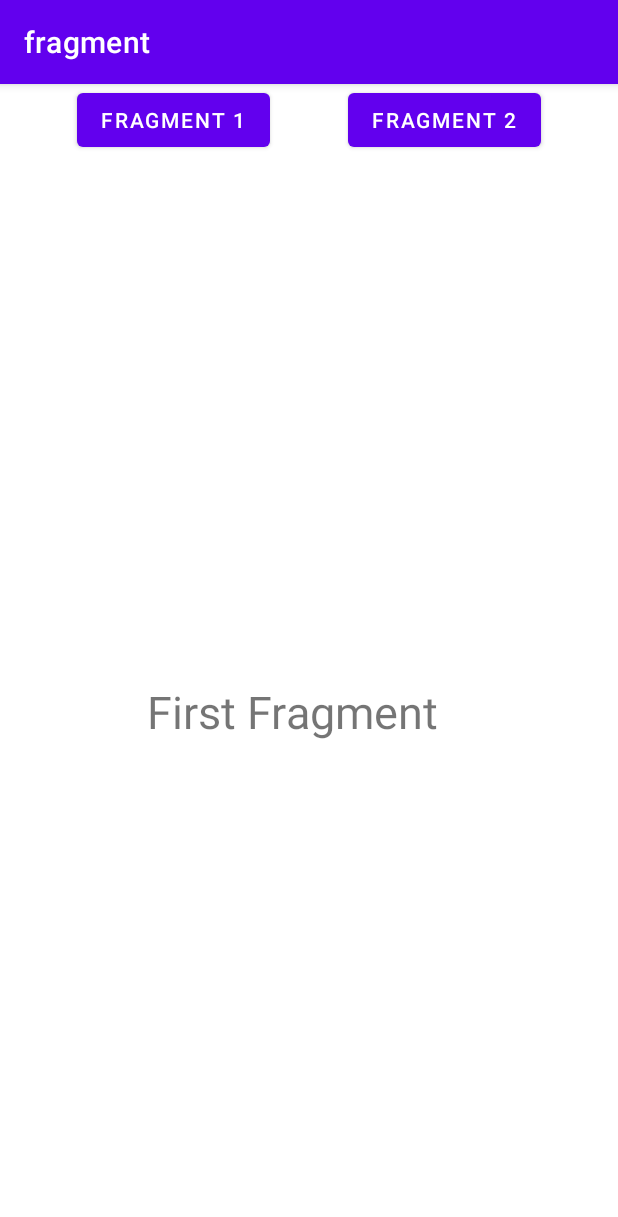
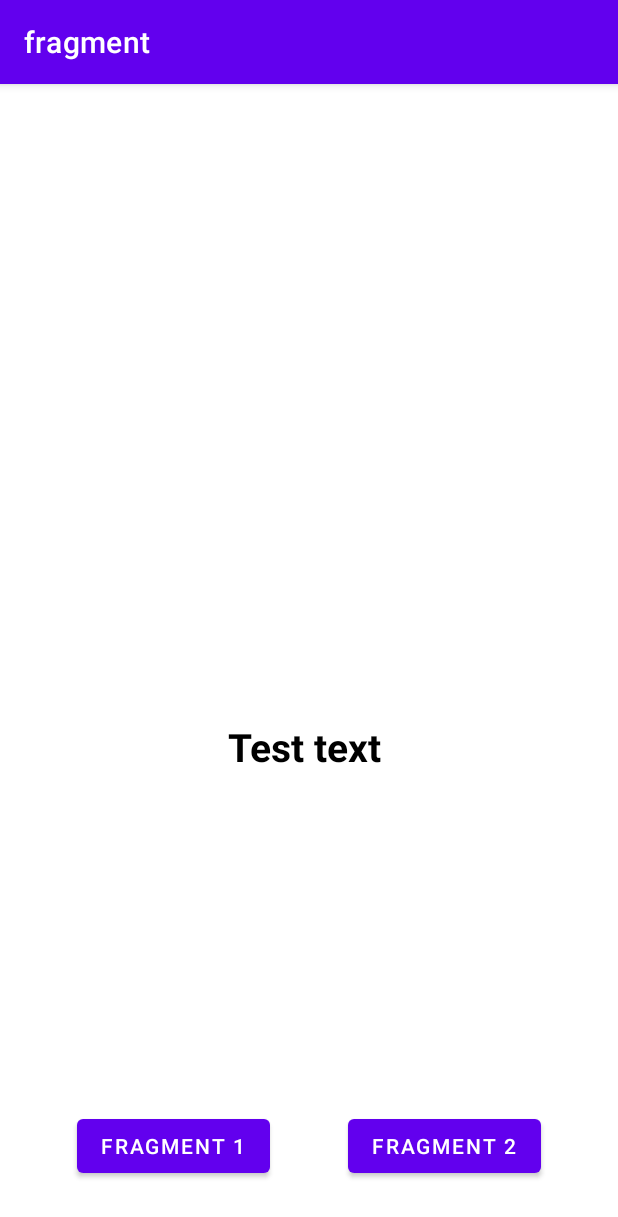
Before and after one commit to lxbach1608/Fragment, an Android app: the screen it shows after launch (MainActivity), on a phone screen of 412 x 824 dp. Shown: the top 1217 px of the screen. Run offline under Robolectric (Android 15) with nearby library versions, the phone set to English and light mode, and no system bars; 4 statements that could not run were skipped.

Commit message:
Fragment Communicate commit

```diff
--- a/app/src/main/java/com/example/fragment/FirstFragment.java
+++ /dev/null
@@ -1,21 +0,0 @@
-package com.example.fragment;
-
-import android.os.Bundle;
-
-import androidx.fragment.app.Fragment;
-
-import android.view.LayoutInflater;
-import android.view.View;
-import android.view.ViewGroup;
-import android.widget.TextView;
-
-public class FirstFragment extends Fragment {
-    TextView name;
-
-    @Override
-    public View onCreateView(LayoutInflater inflater, ViewGroup container, Bundle savedInstanceState) {
-        View view = inflater.inflate(R.layout.fragment_first, container, false);
-        name = (TextView)view.findViewById(R.id.tvFirstFragment);
-        return view;
-    }
-}
--- /dev/null
+++ b/app/src/main/java/com/example/fragment/ItemViewModel.java
@@ -0,0 +1,20 @@
+package com.example.fragment;
+
+import androidx.lifecycle.LiveData;
+import androidx.lifecycle.MutableLiveData;
+import androidx.lifecycle.ViewModel;
+
+public class ItemViewModel extends ViewModel {
+
+    private final MutableLiveData<String> selectedItem = new MutableLiveData<String>();
+
+    public  void setData(String item){
+
+        selectedItem.setValue(item);
+
+    }
+
+    public LiveData<String> getSelectedItem(){
+        return  selectedItem;
+    }
+}
--- a/app/src/main/java/com/example/fragment/MainActivity.java
+++ b/app/src/main/java/com/example/fragment/MainActivity.java
@@ -1,46 +1,44 @@
 package com.example.fragment;
 
 import androidx.appcompat.app.AppCompatActivity;
+import androidx.fragment.app.Fragment;
+import androidx.lifecycle.ViewModelProvider;
 
 import android.os.Bundle;
 import android.view.View;
 import android.widget.Button;
+import android.widget.TextView;
+
+import org.w3c.dom.Text;
 
 public class MainActivity extends AppCompatActivity {
+
+    Button firstFragmentBtn = findViewById(R.id.fragment1btn);
+    Button secondFragmentBtn = findViewById(R.id.fragment2btn);
+
+    TextView fragmentText = (TextView) findViewById(R.id.fragmentText);
+
+    private ItemViewModel viewModel;
 
     @Override
     protected void onCreate(Bundle savedInstanceState) {
         super.onCreate(savedInstanceState);
         setContentView(R.layout.activity_main);
 
-        getSupportFragmentManager()
-                .beginTransaction()
-                .replace(R.id.frlFragment, FirstFragment.class, null)
-                .commit();
+        viewModel = new ViewModelProvider(this).get(ItemViewModel.class);
 
-        Button btnFragment1 = (Button) findViewById(R.id.btnFragment1);
-        Button btnFragment2 = (Button) findViewById(R.id.btnFragment2);
+        viewModel.getSelectedItem().observe(this, item -> {
 
-        btnFragment1.setOnClickListener(new View.OnClickListener() {
-            public void onClick(View v) {
-                getSupportFragmentManager()
-                        .beginTransaction()
-                        .replace(R.id.frlFragment, FirstFragment.class, null)
-                        .commit();
-            }
-        });
-
-        btnFragment2.setOnClickListener(new View.OnClickListener() {
-            public void onClick(View v) {
-                getSupportFragmentManager()
-                        .beginTransaction()
-                        .replace(R.id.frlFragment, SecondFragment.class, null)
-                        .commit();
-            }
+            fragmentText.setText((item));
         });
 
 
+        firstFragmentBtn.setOnClickListener(new View.OnClickListener() {
+            @Override
+            public void onClick(View v) {
 
+            }
+        });
+    }
 
-    }
 }
--- a/app/src/main/res/layout/activity_main.xml
+++ b/app/src/main/res/layout/activity_main.xml
@@ -6,35 +6,47 @@
     android:layout_height="match_parent"
     tools:context="com.example.fragment.MainActivity">
 
-    <Button
-        android:id="@+id/btnFragment1"
-        android:layout_width="wrap_content"
-        android:layout_height="wrap_content"
-        android:text="Fragment 1"
-        app:layout_constraintEnd_toStartOf="@+id/btnFragment2"
-        app:layout_constraintHorizontal_bias="0.5"
+    <FrameLayout
+        android:id="@+id/frameLayout"
+        android:layout_width="match_parent"
+        android:layout_height="400dp"
         app:layout_constraintStart_toStartOf="parent"
         app:layout_constraintTop_toTopOf="parent" />
 
-    <Button
-        android:id="@+id/btnFragment2"
+    <TextView
+        android:id="@+id/fragmentText"
         android:layout_width="wrap_content"
         android:layout_height="wrap_content"
+        android:layout_marginStart="152dp"
+        android:layout_marginTop="24dp"
+        android:text="Test text"
+        android:textColor="@color/black"
+        android:textSize="26sp"
+        android:textStyle="bold"
+        app:layout_constraintStart_toStartOf="parent"
+        app:layout_constraintTop_toBottomOf="@+id/frameLayout" />
+
+    <Button
+        android:id="@+id/fragment1btn"
+        android:layout_width="wrap_content"
+        android:layout_height="wrap_content"
+        android:layout_marginBottom="36dp"
+        android:text="Fragment 1"
+        app:layout_constraintBottom_toBottomOf="parent"
+        app:layout_constraintEnd_toStartOf="@+id/fragment2btn"
+        app:layout_constraintHorizontal_bias="0.5"
+        app:layout_constraintStart_toStartOf="parent" />
+
+    <Button
+        android:id="@+id/fragment2btn"
+        android:layout_width="wrap_content"
+        android:layout_height="wrap_content"
+        android:layout_marginBottom="36dp"
         android:text="Fragment 2"
-        app:layout_constraintEnd_toEndOf="parent"
-        app:layout_constraintHorizontal_bias="0.5"
-        app:layout_constraintStart_toEndOf="@+id/btnFragment1"
-        app:layout_constraintTop_toTopOf="parent" />
-
-    <FrameLayout
-        android:id="@+id/frlFragment"
-        android:layout_width="402dp"
-        android:layout_height="601dp"
         app:layout_constraintBottom_toBottomOf="parent"
         app:layout_constraintEnd_toEndOf="parent"
         app:layout_constraintHorizontal_bias="0.5"
-        app:layout_constraintStart_toStartOf="parent"
-        app:layout_constraintTop_toBottomOf="@+id/btnFragment1" />
+        app:layout_constraintStart_toEndOf="@+id/fragment1btn" />
 
 
 </androidx.constraintlayout.widget.ConstraintLayout>
--- a/app/src/main/res/layout/fragment_first.xml
+++ /dev/null
@@ -1,23 +0,0 @@
-<?xml version="1.0" encoding="utf-8"?>
-<androidx.constraintlayout.widget.ConstraintLayout xmlns:android="http://schemas.android.com/apk/res/android"
-    xmlns:app="http://schemas.android.com/apk/res-auto"
-    xmlns:tools="http://schemas.android.com/tools"
-    android:layout_width="match_parent"
-    android:layout_height="match_parent"
-    tools:context="com.example.fragment.FirstFragment">
-
-    <TextView
-        android:id="@+id/tvFirstFragment"
-        android:layout_width="wrap_content"
-        android:layout_height="wrap_content"
-        android:text="First Fragment"
-        android:textSize="30sp"
-        app:layout_constraintBottom_toBottomOf="parent"
-        app:layout_constraintEnd_toEndOf="parent"
-        app:layout_constraintHorizontal_bias="0.446"
-        app:layout_constraintStart_toStartOf="parent"
-        app:layout_constraintTop_toTopOf="parent"
-        app:layout_constraintVertical_bias="0.519" />
-
-
-</androidx.constraintlayout.widget.ConstraintLayout>
```
Also changed, not shown: app/src/main/java/com/example/fragment/Fragment1.java (added, +53 -0 lines), app/src/main/java/com/example/fragment/Fragment2.java (added, +51 -0 lines), app/src/main/java/com/example/fragment/SecondFragment.java (deleted, +0 -21 lines), app/src/main/res/layout/fragment_fragment1.xml (added, +42 -0 lines), app/src/main/res/layout/fragment_fragment2.xml (added, +42 -0 lines), app/src/main/res/layout/fragment_second.xml (deleted, +0 -23 lines).
